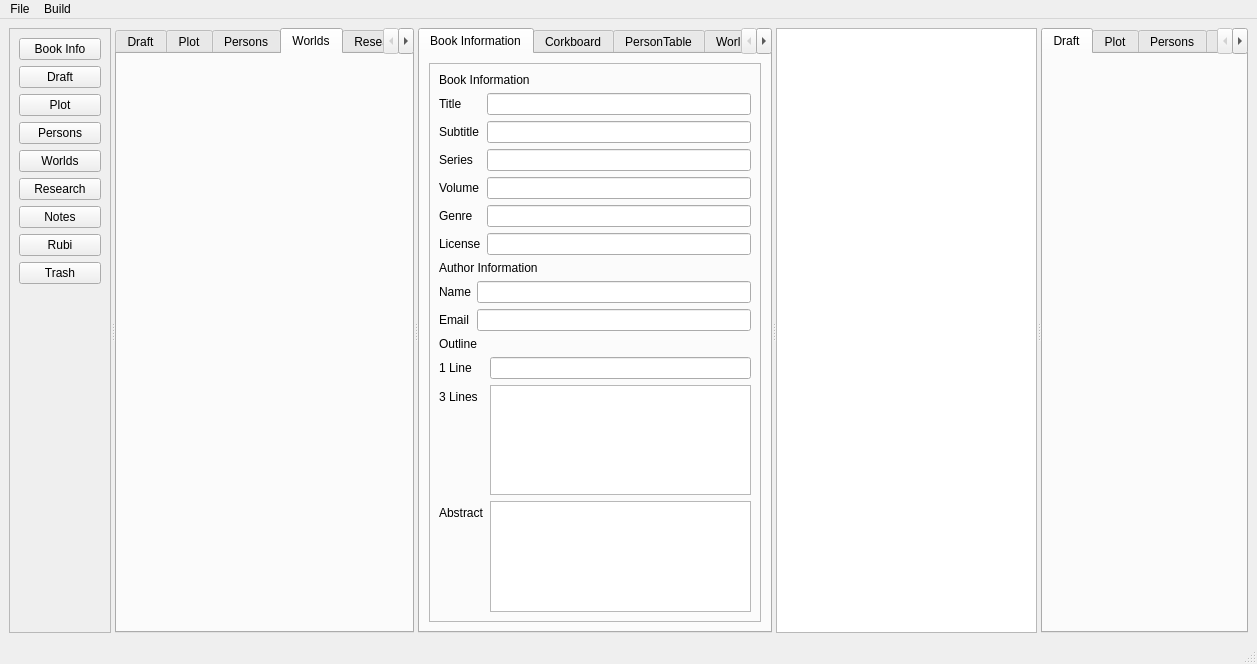
Before: the Qt Designer form mainwindow.ui in NovelLab/sms-editor1, drawn with Qt 5.
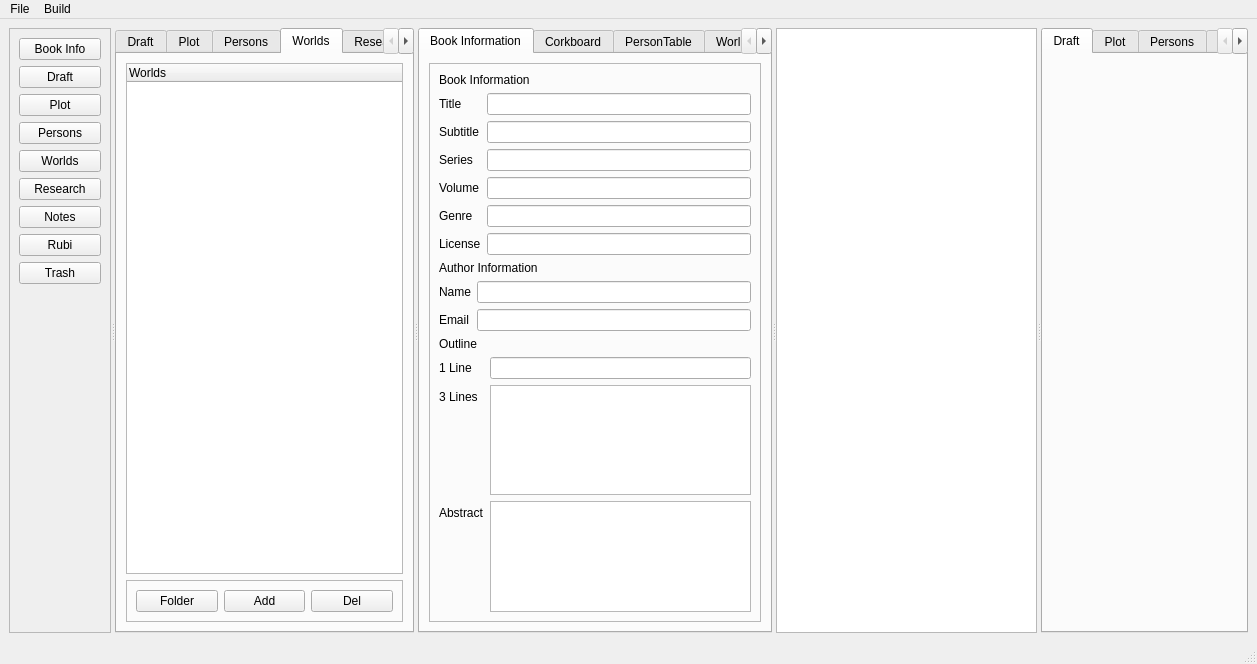
After: the same form once the commit is applied. The open tabs and pages were chosen to show the change. Custom widgets are drawn as their Qt base class.

Commit message: Add: world tree view.

Patch:
```diff
--- a/mainwindow.ui
+++ b/mainwindow.ui
@@ -261,6 +261,50 @@
         <attribute name="title">
          <string>Worlds</string>
         </attribute>
+        <layout class="QVBoxLayout" name="verticalLayout_11">
+         <item>
+          <widget class="WorldTree" name="worldTreeView">
+           <column>
+            <property name="text">
+             <string>Worlds</string>
+            </property>
+           </column>
+          </widget>
+         </item>
+         <item>
+          <widget class="QFrame" name="frame_6">
+           <property name="frameShape">
+            <enum>QFrame::StyledPanel</enum>
+           </property>
+           <property name="frameShadow">
+            <enum>QFrame::Raised</enum>
+           </property>
+           <layout class="QHBoxLayout" name="horizontalLayout_4">
+            <item>
+             <widget class="QPushButton" name="btnFolderWorld">
+              <property name="text">
+               <string>Folder</string>
+              </property>
+             </widget>
+            </item>
+            <item>
+             <widget class="QPushButton" name="btnAddWorld">
+              <property name="text">
+               <string>Add</string>
+              </property>
+             </widget>
+            </item>
+            <item>
+             <widget class="QPushButton" name="btnDelWorld">
+              <property name="text">
+               <string>Del</string>
+              </property>
+             </widget>
+            </item>
+           </layout>
+          </widget>
+         </item>
+        </layout>
        </widget>
        <widget class="QWidget" name="tabResearchTree">
         <attribute name="title">
@@ -635,6 +679,11 @@
    <extends>QTableView</extends>
    <header>views/personstableview.h</header>
   </customwidget>
+  <customwidget>
+   <class>WorldTree</class>
+   <extends>QTreeWidget</extends>
+   <header>views/worldtree.h</header>
+  </customwidget>
  </customwidgets>
  <resources/>
  <connections/>
```
The commit also changes 7 other files.
